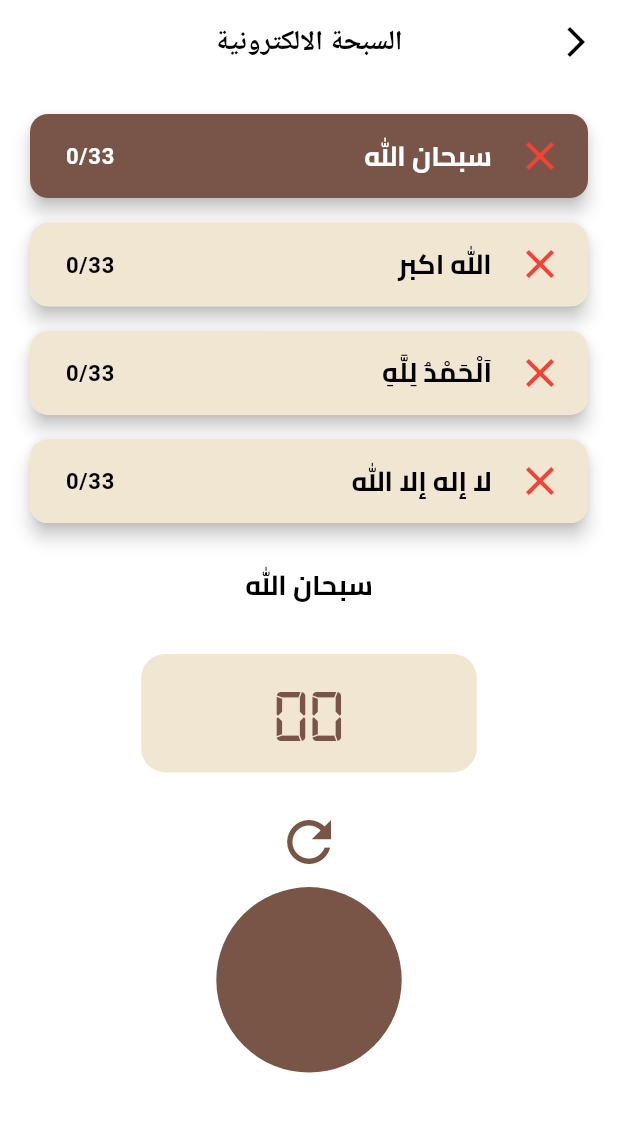
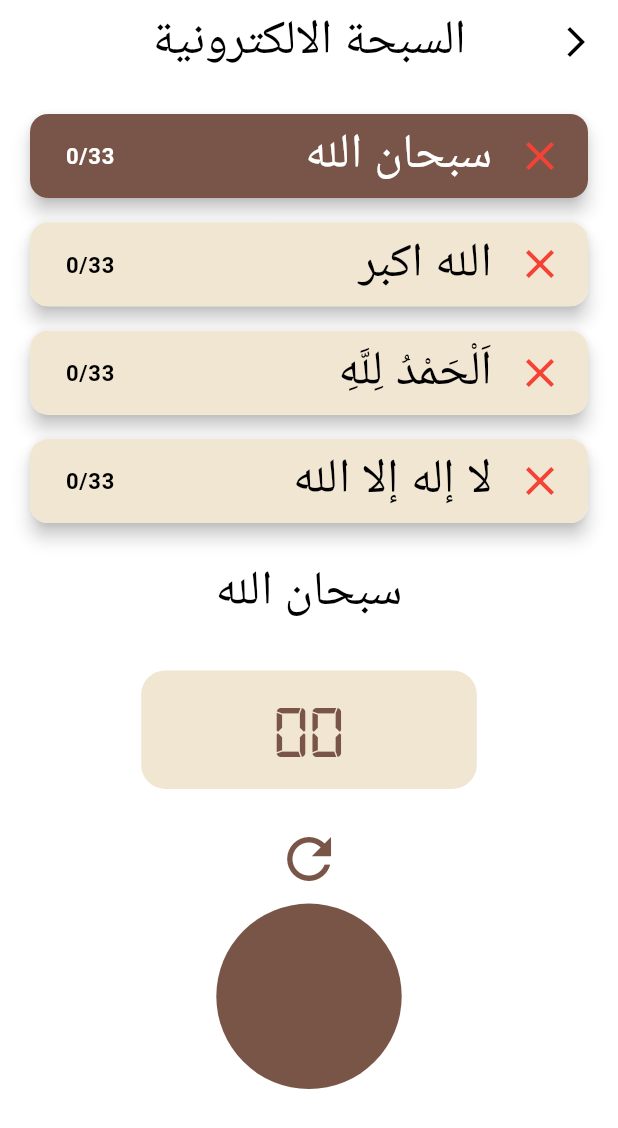
Before and after one commit to lbarsidati22/al_minhaj, a Flutter app: the HomeView screen opened directly, after a tap on "السبحة الالكترونية", on a phone screen of 412 x 824 dp. Shown: the top 1128 px of the screen. Run offline on Flutter 3.47's test engine with Material 3 defaults, Android fonts, the light colour scheme and no system bars; our stand-ins replace dio, flutter_bloc, iconsax, iconsax_plus, just_audio, shared_preferences; missing offline and left inert: quran; accounts and stored records are empty; network calls fail; Roboto replaces fonts that are missing (AlNile).

Commit message:
add new fonts && fix all app fonts

```diff
--- a/lib/core/widgets/build_app_bar.dart
+++ b/lib/core/widgets/build_app_bar.dart
@@ -1,4 +1,4 @@
-import 'package:al_minhaj/core/utils/theme/app_font_styles.dart';
+import 'package:al_minhaj/core/utils/theme/app_theme.dart';
 import 'package:flutter/material.dart';
 
 AppBar buildAppBar({
@@ -29,7 +29,12 @@ AppBar buildAppBar({
     centerTitle: true,
     title: Text(
       title,
-      style: AppFontStyles.styleBold20(context),
+      style: Theme.of(context).textTheme.displayLarge!
+          .copyWith(
+            color: AppTheme.isDark(context)
+                ? Colors.white
+                : Colors.black,
+          ),
     ),
   );
 }
--- a/lib/core/widgets/pega_container.dart
+++ b/lib/core/widgets/pega_container.dart
@@ -1,4 +1,3 @@
-import 'package:al_minhaj/core/utils/theme/app_font_styles.dart';
 import 'package:al_minhaj/features/azkar/model/azkar_model.dart';
 import 'package:flutter/material.dart';
 
@@ -28,9 +27,9 @@ class PajeContainer extends StatelessWidget {
       ),
       child: Text(
         azkarModel?.aRABICTEXT ?? text,
-        style: AppFontStyles.styleRegular18(
+        style: Theme.of(
           context,
-        ).copyWith(fontWeight: FontWeight.w500),
+        ).textTheme.displayMedium,
       ),
     );
   }
--- a/lib/features/home/presentation/widgets/home_app_bar.dart
+++ b/lib/features/home/presentation/widgets/home_app_bar.dart
@@ -1,5 +1,6 @@
 import 'package:al_minhaj/core/settings/cubit/settings_cubit.dart';
 import 'package:al_minhaj/core/utils/theme/app_font_styles.dart';
+import 'package:al_minhaj/core/utils/theme/app_theme.dart';
 import 'package:al_minhaj/core/widgets/class_lang.dart';
 import 'package:flutter/material.dart';
 import 'package:flutter_bloc/flutter_bloc.dart';
@@ -23,9 +24,16 @@ class HomeCustomAppBar extends StatelessWidget
       centerTitle: centerTitle,
       title: Text(
         title ?? '',
-        style: AppFontStyles.styleSemiBold22(
-          context,
-        ),
+        style: Theme.of(context)
+            .textTheme
+            .displayLarge!
+            .copyWith(
+              color: AppTheme.isDark(context)
+                  ? Theme.of(
+                      context,
+                    ).colorScheme.primary
+                  : Colors.black,
+            ),
       ),
       leading: IconButton(
         onPressed: () {
--- a/lib/features/home/presentation/widgets/the_6_grid_items.dart
+++ b/lib/features/home/presentation/widgets/the_6_grid_items.dart
@@ -1,5 +1,3 @@
-import 'package:al_minhaj/core/utils/theme/app_font_styles.dart';
-import 'package:al_minhaj/core/utils/theme/app_theme.dart';
 import 'package:al_minhaj/core/widgets/sized_box.dart';
 import 'package:flutter/material.dart';
 
@@ -26,7 +24,7 @@ class The6GridItems extends StatelessWidget {
         }
       },
       child: Container(
-        padding: EdgeInsets.only(bottom: 6),
+        padding: EdgeInsets.only(bottom: 2),
         decoration: BoxDecoration(
           color: Theme.of(
             context,
@@ -38,8 +36,8 @@ class The6GridItems extends StatelessWidget {
             Center(
               child: Image.asset(
                 height: index == 2
-                    ? 13.heightPercent(context)
-                    : 8.heightPercent(context),
+                    ? 12.heightPercent(context)
+                    : 9.heightPercent(context),
                 gridItems[index]['icon'],
               ),
             ),
@@ -53,13 +51,11 @@ class The6GridItems extends StatelessWidget {
               end: 0,
               child: Text(
                 gridItems[index]['label'],
-                style:
-                    AppFontStyles.styleBold13(
-                      context,
-                    ).copyWith(
-                      color: AppTheme.isDark(context)
-                          ? Colors.white
-                          : Colors.black,
+                style: Theme.of(context)
+                    .textTheme
+                    .displaySmall!
+                    .copyWith(
+                      fontWeight: FontWeight.w800,
                     ),
                 textAlign: TextAlign.center,
                 maxLines: 1,
--- a/lib/features/tesbih/presentation/views/tesbih_screen.dart
+++ b/lib/features/tesbih/presentation/views/tesbih_screen.dart
@@ -22,7 +22,10 @@ class TesbihScreen extends StatelessWidget {
         create: (context) => TesbihCubit(),
         child: Builder(
           builder: (context) {
-            return BlocBuilder<TesbihCubit, TesbihState>(
+            return BlocBuilder<
+              TesbihCubit,
+              TesbihState
+            >(
               builder: (context, state) {
                 return SingleChildScrollView(
                   child: Column(
@@ -31,21 +34,27 @@ class TesbihScreen extends StatelessWidget {
                         padding: EdgeInsets.all(16),
                         child: ListView.separated(
                           shrinkWrap: true,
-                          itemCount: state.items.length,
+                          itemCount:
+                              state.items.length,
 
                           itemBuilder: (context, index) {
-                            final item = state.items[index];
+                            final item =
+                                state.items[index];
                             final isSelected =
                                 state.selectedIndex ==
                                 index;
 
                             return Card(
                               shadowColor:
-                                  AppTheme.isDark(context)
+                                  AppTheme.isDark(
+                                    context,
+                                  )
                                   ? null
                                   : Colors.black,
                               elevation:
-                                  AppTheme.isDark(context)
+                                  AppTheme.isDark(
+                                    context,
+                                  )
                                   ? 0
                                   : 5,
                               child: Container(
@@ -55,14 +64,19 @@ class TesbihScreen extends StatelessWidget {
                                         12,
                                       ),
                                   color: isSelected
-                                      ? Color(0xff785548)
-                                      : Theme.of(context)
+                                      ? Color(
+                                          0xff785548,
+                                        )
+                                      : Theme.of(
+                                              context,
+                                            )
                                             .colorScheme
                                             .primaryContainer,
                                 ),
                                 child: ListTile(
                                   leading: Icon(
-                                    item.count == item.limit
+                                    item.count ==
+                                            item.limit
                                         ? Icons.check
                                         : Icons.close,
                                     color:
@@ -75,13 +89,16 @@ class TesbihScreen extends StatelessWidget {
                                   title: Text(
                                     item.text,
                                     textAlign:
-                                        TextAlign.right,
-                                    style:
-                                        AppFontStyles.styleBold20(
-                                          context,
-                                        ).copyWith(
-                                          color: isSelected
-                                              ? Colors.white
+                                        TextAlign
+                                            .right,
+                                    style: Theme.of(context)
+                                        .textTheme
+                                        .displayLarge!
+                                        .copyWith(
+                                          color:
+                                              isSelected
+                                              ? Colors
+                                                    .white
                                               : Colors
                                                     .black,
                                         ),
@@ -92,16 +109,22 @@ class TesbihScreen extends StatelessWidget {
                                         AppFontStyles.styleBold16(
                                           context,
                                         ).copyWith(
-                                          color: isSelected
-                                              ? Colors.white
+                                          color:
+                                              isSelected
+                                              ? Colors
+                                                    .white
                                               : Colors
                                                     .black,
                                         ),
                                   ),
                                   onTap: () {
                                     context
-                                        .read<TesbihCubit>()
-                                        .selecItem(index);
+                                        .read<
+                                          TesbihCubit
+                                        >()
+                                        .selecItem(
+                                          index,
+                                        );
                                   },
                                 ),
                               ),
@@ -110,7 +133,8 @@ class TesbihScreen extends StatelessWidget {
                           separatorBuilder:
                               (context, index) {
                                 return SizedBox(
-                                  height: 1.heightPercent(
+                                  height: 1
+                                      .heightPercent(
                                         context,
                                       ),
                                 );
@@ -118,37 +142,54 @@ class TesbihScreen extends StatelessWidget {
                         ),
                       ),
                       SizedBox(
-                        height: 1.heightPercent(context),
+                        height: 1.heightPercent(
+                          context,
+                        ),
                       ),
 
                       Text(
                         state
-                            .items[state.selectedIndex]
+                            .items[state
+                                .selectedIndex]
                             .text,
-                        style: AppFontStyles.styleBold20(
+                        style: Theme.of(context)
+                            .textTheme
+                            .displayLarge!
+                            .copyWith(
+                              color:
+                                  AppTheme.isDark(
                                     context,
+                                  )
+                                  ? Colors.white
+                                  : Colors.black,
                             ),
                         textAlign: TextAlign.center,
                       ),
                       SizedBox(
-                        height: 4.heightPercent(context),
+                        height: 4.heightPercent(
+                          context,
+                        ),
                       ),
                       Container(
-                        padding: const EdgeInsets.only(
+                        padding:
+                            const EdgeInsets.only(
                               right: 88,
                               left: 88,
                               bottom: 8,
                             ),
                         decoration: BoxDecoration(
-                          color: Theme.of(
-                            context,
-                          ).colorScheme.primaryContainer,
+                          color: Theme.of(context)
+                              .colorScheme
+                              .primaryContainer,
                           borderRadius:
-                              BorderRadius.circular(16),
+                              BorderRadius.circular(
+                                16,
+                              ),
                         ),
                         child: Text(
                           state
-                              .items[state.selectedIndex]
+                              .items[state
+                                  .selectedIndex]
                               .count
                               .toString()
                               .padLeft(2, '0'),
@@ -162,7 +203,9 @@ class TesbihScreen extends StatelessWidget {
                         ),
                       ),
                       SizedBox(
-                        height: 2.heightPercent(context),
+                        height: 2.heightPercent(
+                          context,
+                        ),
                       ),
                       Column(
                         mainAxisAlignment:
@@ -196,9 +239,12 @@ class TesbihScreen extends StatelessWidget {
                               height: 30.widthPercent(
                                 context,
                               ),
-                              decoration: BoxDecoration(
-                                color: Colors.brown,
-                                shape: BoxShape.circle,
+                              decoration:
+                                  BoxDecoration(
+                                    color:
+                                        Colors.brown,
+                                    shape: BoxShape
+                                        .circle,
                                   ),
                             ),
                           ),
```
Also changed, not shown: lib/features/all_ad3ye/presentation/widgets/ad3ye_page_content.dart (+23 -8 lines), lib/features/azkar/presentation/widgets/azkar_page_content.dart (+32 -17 lines), lib/features/home/presentation/widgets/today_varse_card_slidble.dart (+8 -11 lines). Lines whose indentation alone changed are shown as unchanged.
